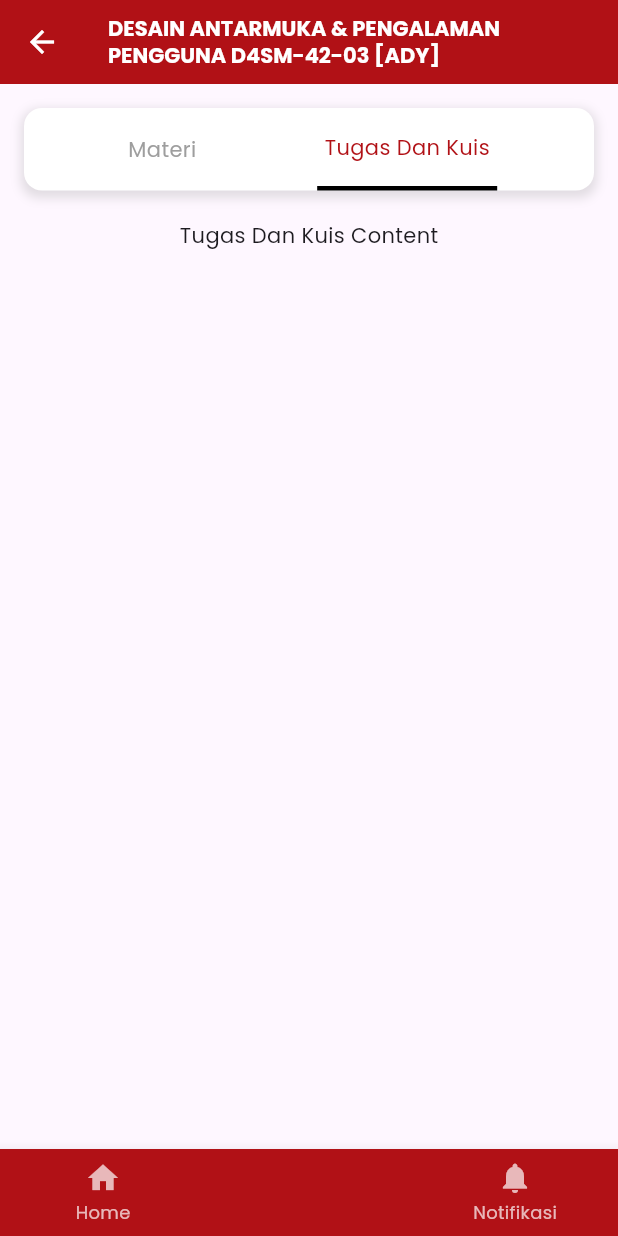
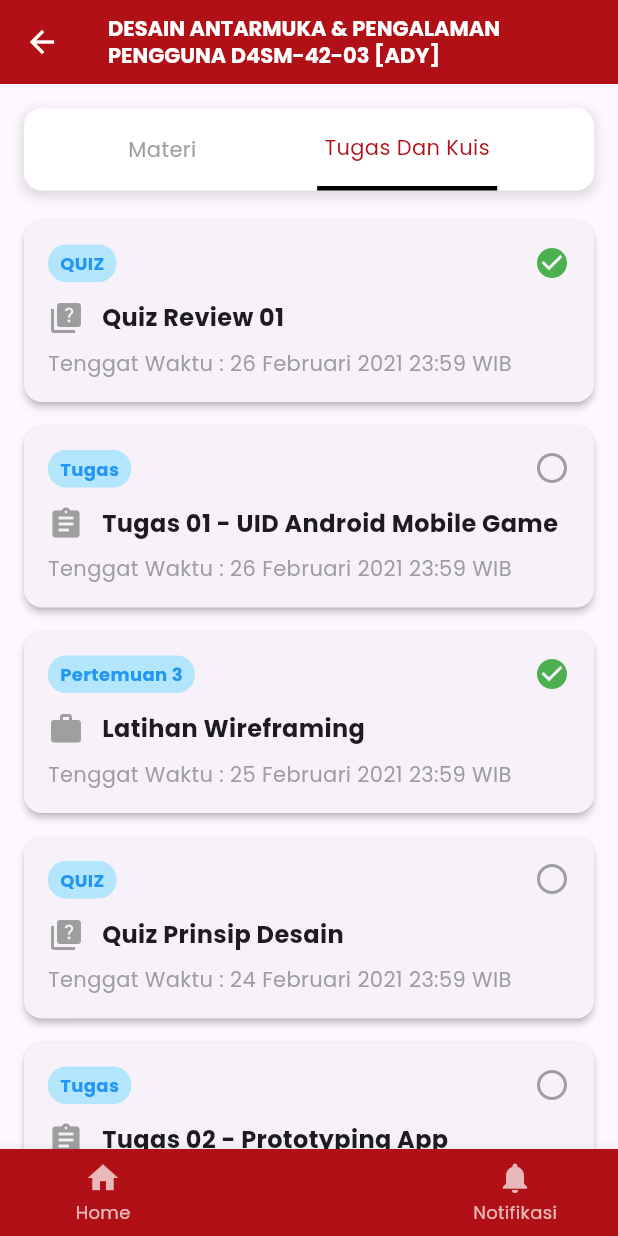
Before and after one commit to susirahma/lms, a Flutter app: the DashboardMateriPage screen opened directly, after a tap on "Tugas Dan Kuis", on a phone screen of 412 x 824 dp. Run offline on Flutter 3.47's test engine with Material 3 defaults, Android fonts, the phone set to English and light mode, and no system bars; our stand-ins replace google_fonts.

Commit message:
menambahkan isi dari tugas dan kuis

```diff
--- a/lib/dashboard_materi_page.dart
+++ b/lib/dashboard_materi_page.dart
@@ -188,7 +188,89 @@ class _DashboardMateriPageState extends State<DashboardMateriPage> {
               )
             else if (activeTab == 1)
               // Tugas Dan Kuis Tab
-              const Center(child: Text('Tugas Dan Kuis Content')),
+              ListView.builder(
+                shrinkWrap: true,
+                physics: const NeverScrollableScrollPhysics(),
+                itemCount: 5,
+                itemBuilder: (context, index) {
+                  final tasks = [
+                    {'category': 'QUIZ', 'title': 'Quiz Review 01', 'deadline': '26 Februari 2021 23:59 WIB', 'completed': true, 'icon': Icons.quiz},
+                    {'category': 'Tugas', 'title': 'Tugas 01 - UID Android Mobile Game', 'deadline': '26 Februari 2021 23:59 WIB', 'completed': false, 'icon': Icons.assignment},
+                    {'category': 'Pertemuan 3', 'title': 'Latihan Wireframing', 'deadline': '25 Februari 2021 23:59 WIB', 'completed': true, 'icon': Icons.work},
+                    {'category': 'QUIZ', 'title': 'Quiz Prinsip Desain', 'deadline': '24 Februari 2021 23:59 WIB', 'completed': false, 'icon': Icons.quiz},
+                    {'category': 'Tugas', 'title': 'Tugas 02 - Prototyping App', 'deadline': '23 Februari 2021 23:59 WIB', 'completed': false, 'icon': Icons.assignment},
+                  ];
+                  final task = tasks[index];
+                  return Card(
+                    elevation: 2,
+                    margin: const EdgeInsets.only(bottom: 16),
+                    child: Padding(
+                      padding: const EdgeInsets.all(16),
+                      child: Stack(
+                        children: [
+                          Column(
+                            crossAxisAlignment: CrossAxisAlignment.start,
+                            children: [
+                              Container(
+                                padding: const EdgeInsets.symmetric(horizontal: 8, vertical: 4),
+                                decoration: BoxDecoration(
+                                  color: Colors.lightBlue.shade100,
+                                  borderRadius: BorderRadius.circular(12),
+                                ),
+                                child: Text(
+                                  task['category'] as String,
+                                  style: GoogleFonts.poppins(
+                                    fontSize: 12,
+                                    color: Colors.blue,
+                                    fontWeight: FontWeight.bold,
+                                  ),
+                                ),
+                              ),
+                              const SizedBox(height: 12),
+                              Row(
+                                children: [
+                                  Icon(
+                                    task['icon'] as IconData,
+                                    size: 24,
+                                    color: Colors.grey,
+                                  ),
+                                  const SizedBox(width: 12),
+                                  Expanded(
+                                    child: Text(
+                                      task['title'] as String,
+                                      style: GoogleFonts.poppins(
+                                        fontSize: 16,
+                                        fontWeight: FontWeight.bold,
+                                      ),
+                                    ),
+                                  ),
+                                ],
+                              ),
+                              const SizedBox(height: 8),
+                              Text(
+                                'Tenggat Waktu : ${task['deadline']}',
+                                style: GoogleFonts.poppins(
+                                  fontSize: 14,
+                                  color: Colors.grey,
+                                ),
+                              ),
+                            ],
+                          ),
+                          Positioned(
+                            top: 0,
+                            right: 0,
+                            child: Icon(
+                              (task['completed'] as bool) ? Icons.check_circle : Icons.radio_button_unchecked,
+                              color: (task['completed'] as bool) ? Colors.green : Colors.grey,
+                              size: 24,
+                            ),
+                          ),
+                        ],
+                      ),
+                    ),
+                  );
+                },
+              ),
           ],
         ),
       ),
```
